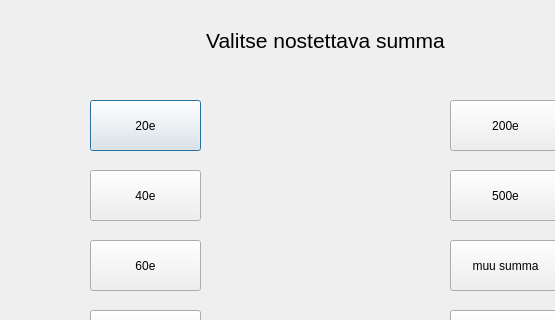
The window that bankautomat/consolenosto.ui (tvt21kmo-bank-project/group_5) describes before a commit, drawn with Qt 5; both pictures show x 0 to 555 and y 0 to 320 of the 653 by 410 pixel window.
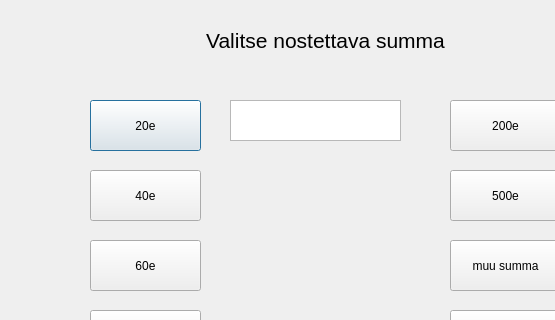
The same window after the commit.

Patch:
```diff
--- a/bankautomat/consolenosto.ui
+++ b/bankautomat/consolenosto.ui
@@ -138,6 +138,22 @@
     <set>Qt::AlignCenter</set>
    </property>
   </widget>
+  <widget class="QTextEdit" name="textEditKate">
+   <property name="geometry">
+    <rect>
+     <x>230</x>
+     <y>100</y>
+     <width>171</width>
+     <height>41</height>
+    </rect>
+   </property>
+   <property name="font">
+    <font>
+     <weight>75</weight>
+     <bold>true</bold>
+    </font>
+   </property>
+  </widget>
  </widget>
  <resources/>
  <connections/>
```
